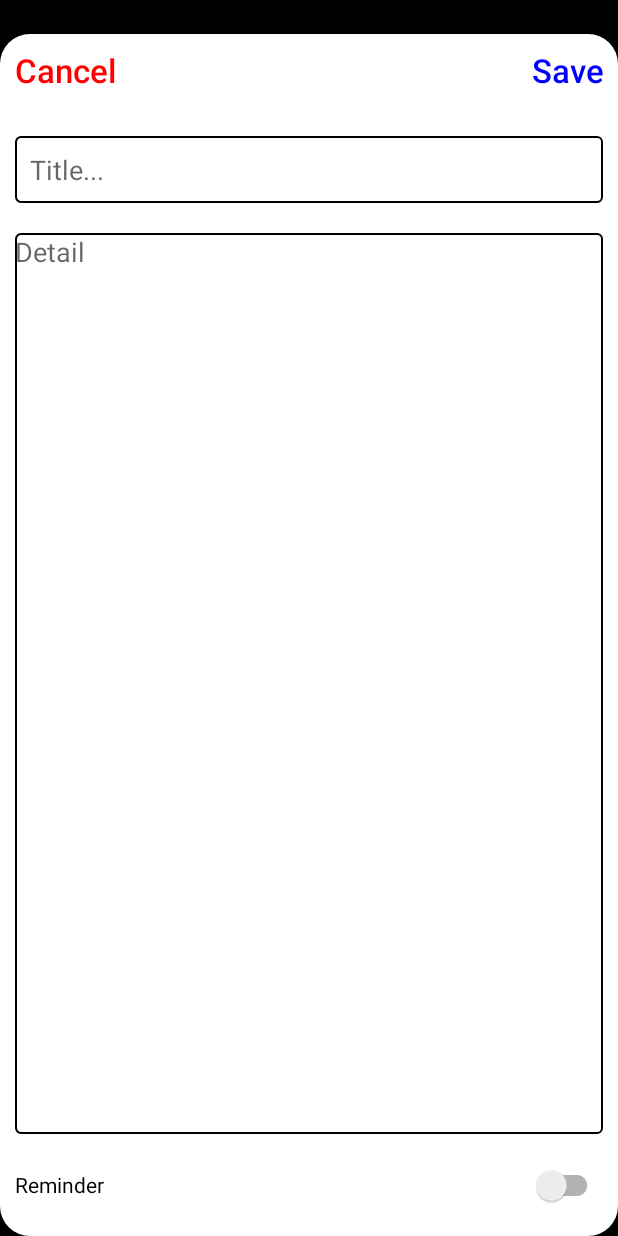
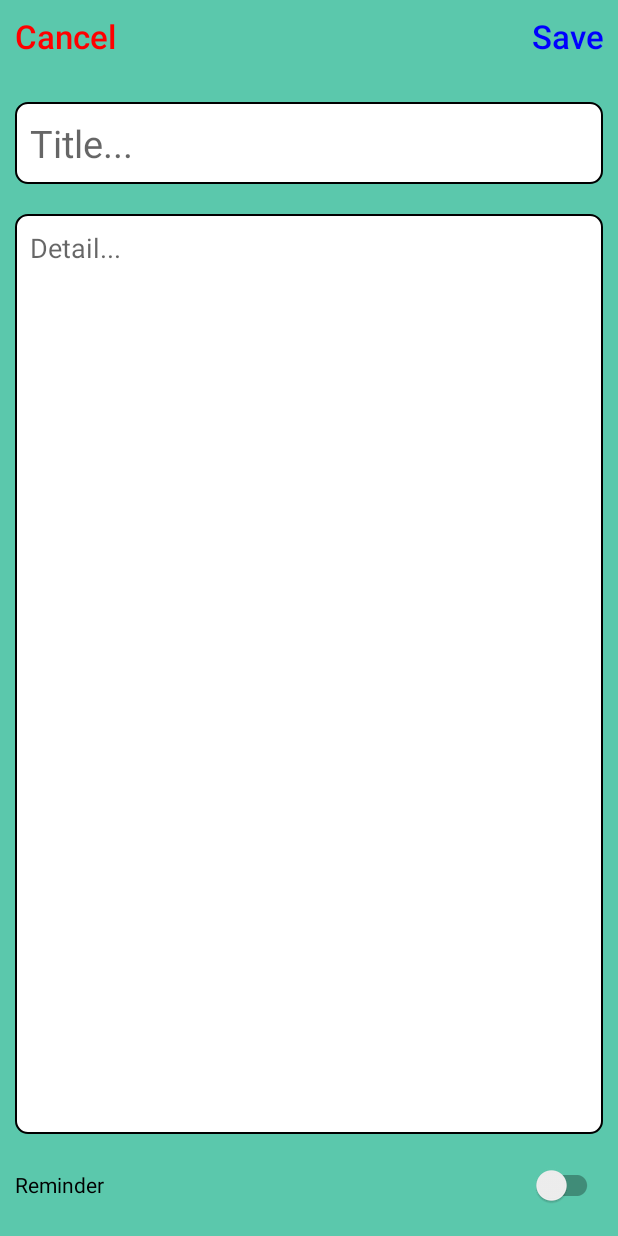
Before and after one commit to Fakevin0613/Note-Application-Android, an Android app: the AddNoteActivity screen opened directly, with no data from a screen before it, on a phone screen of 412 x 824 dp. Run offline under Robolectric (Android 15) with nearby library versions, the phone set to English and light mode, and no system bars.

Commit message:
padding added

```diff
--- a/NoteApplication/app/src/main/res/drawable/back.xml
+++ b/NoteApplication/app/src/main/res/drawable/back.xml
@@ -2,5 +2,5 @@
 <shape xmlns:android="http://schemas.android.com/apk/res/android" android:shape="rectangle" >
     <solid android:color="@android:color/white" />
     <stroke android:width="1dip" android:color="@color/black"/>
-    <corners android:radius="3dp"></corners>
+    <corners android:radius="8dp"></corners>
 </shape>
--- a/NoteApplication/app/src/main/res/layout/add_note.xml
+++ b/NoteApplication/app/src/main/res/layout/add_note.xml
@@ -1,31 +1,32 @@
 <?xml version="1.0" encoding="utf-8"?>
-<RelativeLayout xmlns:android="http://schemas.android.com/apk/res/android" xmlns:tools="http://schemas.android.com/tools"
-              android:orientation="vertical"
-              android:layout_width="match_parent"
-              android:layout_height="match_parent"
-              android:background="@color/black"
-              tools:context=".AddNoteActivity">
+<!--<RelativeLayout xmlns:android="http://schemas.android.com/apk/res/android" xmlns:tools="http://schemas.android.com/tools"-->
+<!--              android:orientation="vertical"-->
+<!--              android:layout_width="match_parent"-->
+<!--              android:layout_height="match_parent"-->
+<!--              android:background="@color/black"-->
+<!--              tools:context=".AddNoteActivity">-->
 
-    <TextView android:layout_width="match_parent"
-              android:layout_height="wrap_content"
-              android:id="@+id/addpage"
-              android:text=""
-              android:textSize="1dp"
-              android:textColor="@color/black"
-              android:textStyle="bold" android:layout_marginTop="10dp" android:layout_marginStart="10dp"
-              android:layout_marginEnd="10dp" android:layout_marginBottom="10dp"/>
+<!--    <TextView android:layout_width="match_parent"-->
+<!--              android:layout_height="wrap_content"-->
+<!--              android:id="@+id/addpage"-->
+<!--              android:text=""-->
+<!--              android:textSize="1dp"-->
+<!--              android:textColor="@color/black"-->
+<!--              android:textStyle="bold" android:layout_marginTop="10dp" android:layout_marginStart="10dp"-->
+<!--              android:layout_marginEnd="10dp" android:layout_marginBottom="10dp"/>-->
 
-    <RelativeLayout android:layout_width="match_parent"
+    <RelativeLayout xmlns:android="http://schemas.android.com/apk/res/android" xmlns:tools="http://schemas.android.com/tools"
+                    android:layout_width="match_parent"
                     android:layout_height="match_parent"
+                    android:background="@color/green1"
                     android:orientation="vertical"
-                    android:layout_below="@id/addpage"
-                    android:background="@drawable/rounded_corner">
+                    >
         <LinearLayout
                 android:id="@+id/LinearLayoutButton"
                 android:layout_width="match_parent"
                 android:layout_height="wrap_content"
                 android:layout_alignParentTop="true"
-
+                android:background="@color/green1"
                 android:orientation="horizontal">
             <Button
                     android:id="@+id/Button02"
@@ -67,6 +68,7 @@
                 android:hint="Title..."
                 android:background="@drawable/back"
                 android:padding="10dp"
+                android:textSize="25dp"
                 android:layout_marginTop="10dp" android:layout_marginStart="10dp" android:layout_marginEnd="10dp"
                 android:layout_marginBottom="10dp"/>
 
@@ -78,9 +80,11 @@
                 android:layout_below="@id/title"
                 android:background="@drawable/back"
                 android:gravity="start|top"
-                android:hint="Detail"
+                android:hint="Detail..."
                 android:inputType="textMultiLine"
                 android:singleLine="false"
+                android:textSize="18dp"
+                android:padding="10dp"
                 android:textColor="@color/black"
                 android:layout_marginTop="10dp" android:layout_marginStart="10dp"
                 android:layout_marginEnd="10dp" android:layout_marginBottom="10dp"/>
@@ -94,4 +98,4 @@
                 android:layout_height="wrap_content" android:layout_marginStart="10dp"
                 android:layout_marginEnd="10dp" android:layout_marginBottom="10dp"/>
     </RelativeLayout>
-</RelativeLayout>
+<!--</RelativeLayout>-->
```
Also changed, not shown: NoteApplication/app/src/main/res/layout/read_note.xml (+11 -7 lines).
